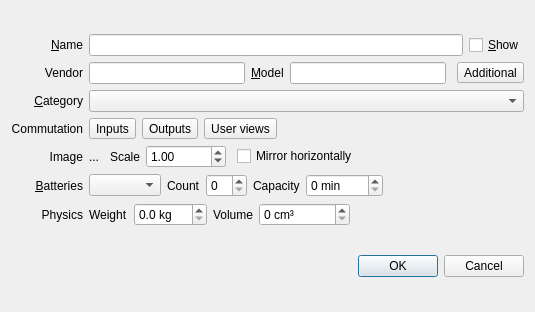
Qt form device_editor.ui (uliss/patch_scene) before a commit.
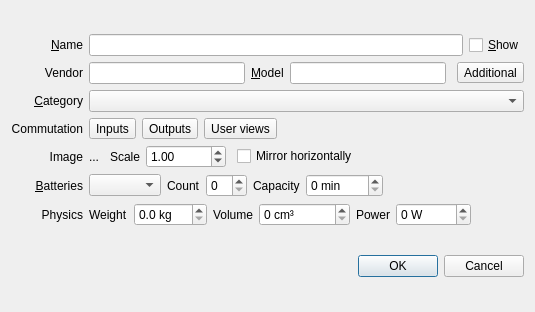
The same form after that commit. Custom widgets are drawn as their Qt base class.

Patch:
```diff
--- a/device_editor.ui
+++ b/device_editor.ui
@@ -74,6 +74,26 @@
          </property>
         </widget>
        </item>
+       <item>
+        <widget class="QLabel" name="powerLabel">
+         <property name="text">
+          <string>Power</string>
+         </property>
+        </widget>
+       </item>
+       <item>
+        <widget class="QSpinBox" name="powerInput">
+         <property name="suffix">
+          <string> W</string>
+         </property>
+         <property name="maximum">
+          <number>20000</number>
+         </property>
+         <property name="singleStep">
+          <number>100</number>
+         </property>
+        </widget>
+       </item>
        <item>
         <spacer name="horizontalSpacer_3">
          <property name="orientation">
```
